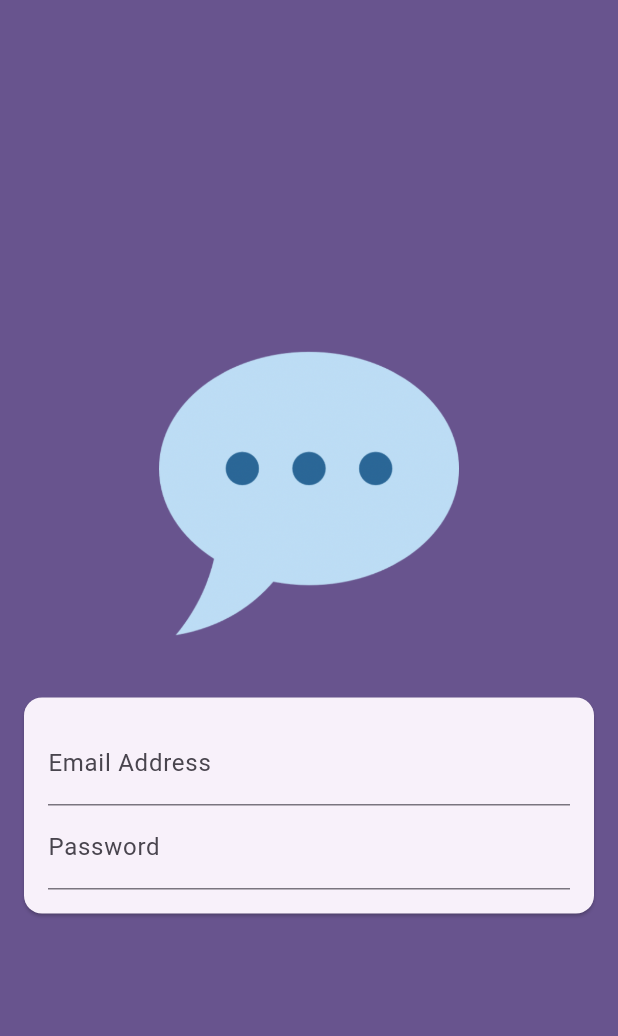
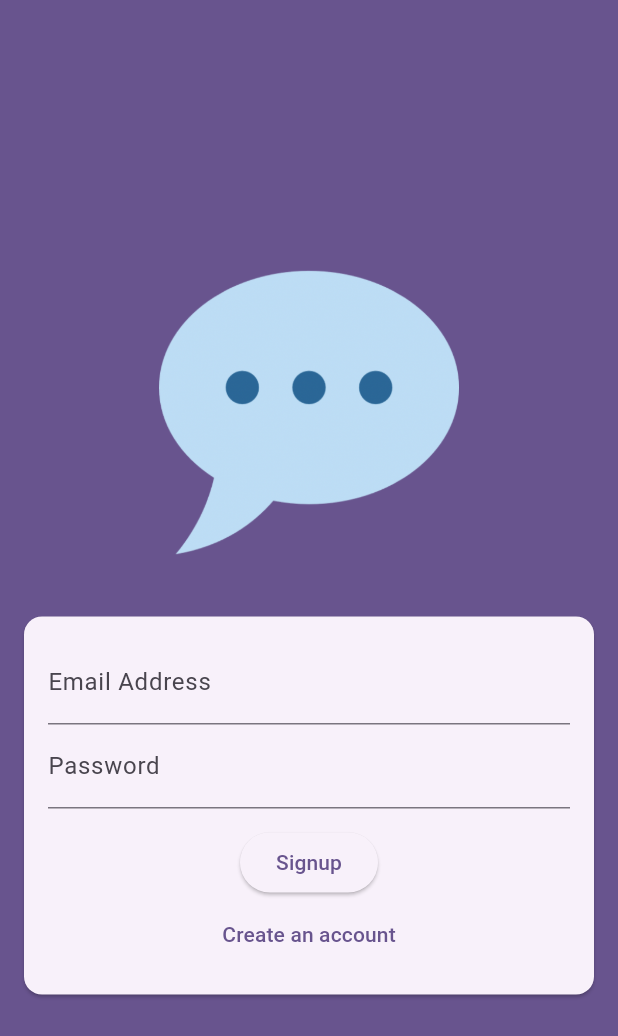
Before and after one commit to mhrhabibur/flutter_chat_app_firebase_pushNotification, a Flutter app: the screen it shows after launch, on a phone screen of 412 x 824 dp. Shown: the top 1036 px of the screen. Run offline on Flutter 3.47's test engine with Material 3 defaults, Android fonts, the light colour scheme and no system bars.

Commit message:
Signup button is added.

```diff
--- a/lib/main.dart
+++ b/lib/main.dart
@@ -11,6 +11,7 @@ class MyApp extends StatelessWidget {
   @override
   Widget build(BuildContext context) {
     return MaterialApp(
+      debugShowCheckedModeBanner: false,
       title: 'Chat App',
       theme: ThemeData(
         colorScheme: ColorScheme.fromSeed(seedColor: Colors.deepPurple),
--- a/lib/screens/auth.dart
+++ b/lib/screens/auth.dart
@@ -40,9 +40,24 @@ class _AuthScreenState extends State<AuthScreen> {
                               labelText: "Email Address",
                             ),
                             keyboardType: TextInputType.emailAddress,
+                            autocorrect: false,
+                            textCapitalization: TextCapitalization.none,
                           ),
+
                           TextFormField(
                             decoration: InputDecoration(labelText: "Password"),
+                            obscureText: true,
+                          ),
+
+                          SizedBox(height: 12),
+
+                          ElevatedButton(
+                            onPressed: () {},
+                            child: Text("Signup"),
+                          ),
+                          TextButton(
+                            onPressed: () {},
+                            child: Text("Create an account"),
                           ),
                         ],
                       ),
```
